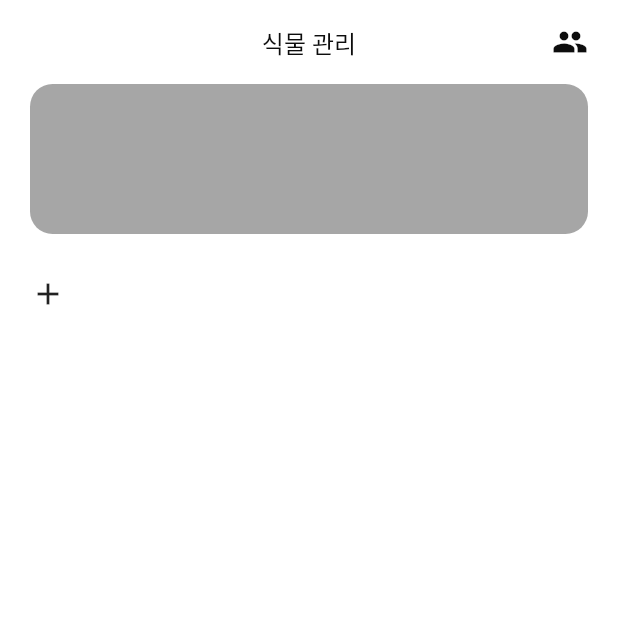
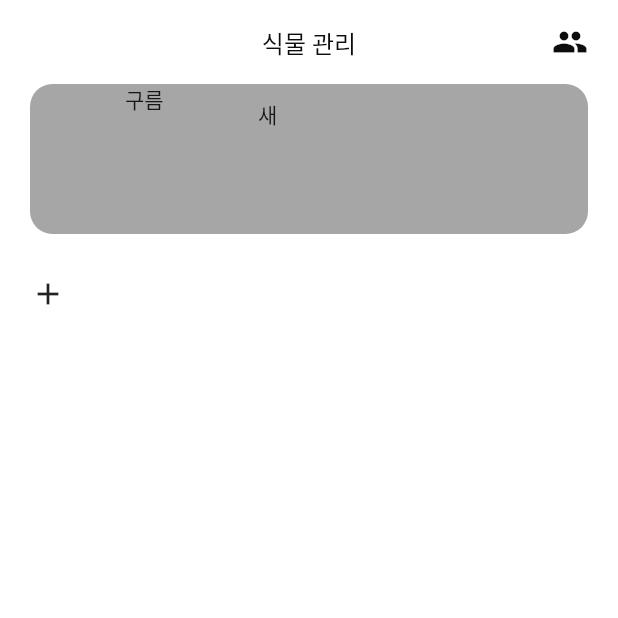
Before and after one commit to sfac-saessak/saessak-flutter, a Flutter app: the screen it shows once a user with an empty profile is signed in, on a phone screen of 412 x 824 dp, the top half of it. Run offline on Flutter 3.47's test engine with Material 2 defaults, Android fonts, the phone set to English and light mode, and no system bars; our stand-ins replace cloud_firestore, drift, firebase_auth, firebase_core, firebase_storage, flutter_local_notifications and 8 more; accounts and stored records are empty; generated files the repository leaves out were written again; Roboto replaces fonts that are missing (NotoSans); statements that could not run were skipped.

Commit message:
Merge commit 'db6ed1cf1c851e265bdb40eb8263caf1878e21b0' into challenge

```diff
--- a/lib/controller/plant/plant_controller.dart
+++ b/lib/controller/plant/plant_controller.dart
@@ -1,4 +1,3 @@
-
 import 'dart:io';
 
 import 'package:cloud_firestore/cloud_firestore.dart';
@@ -12,7 +11,7 @@ import 'package:saessak_flutter/view/page/plant/plant_detail_page.dart';
 import '../../model/plant.dart';
 import '../../service/db_service.dart';
 
-class PlantController extends GetxController {
+class PlantController extends GetxController with GetTickerProviderStateMixin {
   User get user => FirebaseAuth.instance.currentUser!;
   TextEditingController nameController = TextEditingController(); // 애칭
   TextEditingController speciesController = TextEditingController(); // 종
@@ -167,13 +166,29 @@ class PlantController extends GetxController {
   }
 
   // 갤러리 가져오기
-  getGallery(String plantId) {
+  getGallery(String plantId) {}
 
-  }
+// ##### test
+  late final AnimationController controller_a = AnimationController(
+    duration: const Duration(seconds: 10),
+    vsync: this,
+  )..repeat();
+  late final AnimationController controller_b = AnimationController(
+    duration: const Duration(seconds: 30),
+    vsync: this,
+  )..repeat();
 
   @override
   void onInit() {
     super.onInit();
     getPlants();
   }
+
+  @override
+  void onClose() {
+    // TODO: implement onClose
+    super.onClose();
+    controller_a.dispose();
+    controller_b.dispose();
+  }
 }
--- a/lib/view/screen/home_screen.dart
+++ b/lib/view/screen/home_screen.dart
@@ -1,4 +1,3 @@
-
 import 'package:flutter/material.dart';
 import 'package:get/get.dart';
 import 'package:saessak_flutter/util/app_text_style.dart';
@@ -8,6 +7,7 @@ import '../../controller/plant/plant_controller.dart';
 import '../../util/app_color.dart';
 import '../page/plant/add_plant_page.dart';
 import '../page/plant/plant_detail_page.dart';
+import 'dart:math' as math;
 
 class HomeScreen extends GetView<PlantController> {
   const HomeScreen({Key? key}) : super(key: key);
@@ -21,7 +21,8 @@ class HomeScreen extends GetView<PlantController> {
           children: [
             Padding(
               padding: const EdgeInsets.symmetric(horizontal: 20),
-              child: Container(
+              child: Stack(children: [
+                Container(
                   width: double.infinity,
                   height: 100,
                   decoration: BoxDecoration(
@@ -29,6 +30,30 @@ class HomeScreen extends GetView<PlantController> {
                     borderRadius: BorderRadius.circular(15),
                   ),
                 ),
+                Positioned(
+                  top: 10,
+                  child: AnimatedBuilder(
+                    animation: controller.controller_a,
+                    child: Text('새'),
+                    builder: (BuildContext context, Widget? child) {
+                      return Transform.translate(
+                        offset: Offset(controller.controller_a.value * 400, 0),
+                        child: child,
+                      );
+                    },
+                  ),
+                ),
+                AnimatedBuilder(
+                  animation: controller.controller_b,
+                  child: Text('구름'),
+                  builder: (BuildContext context, Widget? child) {
+                    return Transform.translate(
+                      offset: Offset(controller.controller_b.value * 500, 0),
+                      child: child,
+                    );
+                  },
+                ),
+              ]),
             ),
             SizedBox(height: 12),
             Container(
@@ -57,24 +82,30 @@ class HomeScreen extends GetView<PlantController> {
                                 Get.to(() => PlantDetailPage(plant: plant));
                               },
                               child: Container(
-                              padding: const EdgeInsets.symmetric(horizontal: 12.0),
+                                  padding: const EdgeInsets.symmetric(
+                                      horizontal: 12.0),
                                   decoration: BoxDecoration(
                                     color: AppColor.black20,
                                     borderRadius: BorderRadius.circular(15),
                                     image: plant.imageUrl != null
                                         ? DecorationImage(
-                                      image: NetworkImage(plant.imageUrl!),
+                                            image:
+                                                NetworkImage(plant.imageUrl!),
                                             fit: BoxFit.fitWidth,
-                                      colorFilter: ColorFilter.mode(Colors.black.withOpacity(0.2), BlendMode.darken),
+                                            colorFilter: ColorFilter.mode(
+                                                Colors.black.withOpacity(0.2),
+                                                BlendMode.darken),
                                           )
                                         : null,
                                   ),
-                              child: Center(child: Text('${controller.plantList[index].name}', style: AppTextStyle.body3_r(color: AppColor.white)))
-                            ),
+                                  child: Center(
+                                      child: Text(
+                                          '${controller.plantList[index].name}',
+                                          style: AppTextStyle.body3_r(
+                                              color: AppColor.white)))),
                             ),
                           );
-                      }
-                    ),
+                        }),
                   )
                 ],
               ),
```
Lines whose indentation alone changed are shown as unchanged.
